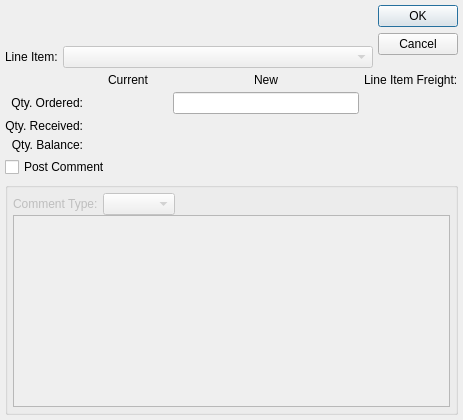
Old version of the form guiclient/changePoitemQty.ui in the repository knowhow/xtuple.
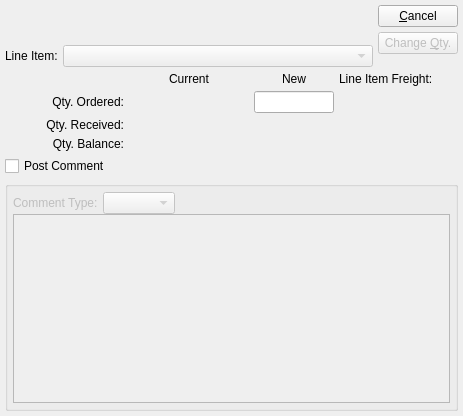
New version of the form. Custom widgets are drawn as their Qt base class.

The edit to the form file:
```diff
--- a/guiclient/changePoitemQty.ui
+++ b/guiclient/changePoitemQty.ui
@@ -14,7 +14,7 @@
     <x>0</x>
     <y>0</y>
     <width>463</width>
-    <height>420</height>
+    <height>416</height>
    </rect>
   </property>
   <property name="windowTitle">
@@ -62,14 +62,44 @@
       </layout>
      </item>
      <item>
-      <widget class="QDialogButtonBox" name="_buttonBox">
-       <property name="orientation">
-        <enum>Qt::Vertical</enum>
-       </property>
-       <property name="standardButtons">
-        <set>QDialogButtonBox::Cancel|QDialogButtonBox::Ok</set>
-       </property>
-      </widget>
+      <layout class="QVBoxLayout">
+       <item>
+        <widget class="QPushButton" name="_close">
+         <property name="text">
+          <string>&amp;Cancel</string>
+         </property>
+        </widget>
+       </item>
+       <item>
+        <widget class="QPushButton" name="_change">
+         <property name="enabled">
+          <bool>false</bool>
+         </property>
+         <property name="text">
+          <string>Change &amp;Qty.</string>
+         </property>
+         <property name="default">
+          <bool>true</bool>
+         </property>
+        </widget>
+       </item>
+       <item>
+        <spacer>
+         <property name="orientation">
+          <enum>Qt::Vertical</enum>
+         </property>
+         <property name="sizeType">
+          <enum>QSizePolicy::Preferred</enum>
+         </property>
+         <property name="sizeHint" stdset="0">
+          <size>
+           <width>20</width>
+           <height>16</height>
+          </size>
+         </property>
+        </spacer>
+       </item>
+      </layout>
      </item>
     </layout>
    </item>
@@ -97,6 +127,12 @@
      </item>
      <item row="1" column="2">
       <widget class="XLineEdit" name="_newQty">
+       <property name="maximumSize">
+        <size>
+         <width>80</width>
+         <height>32767</height>
+        </size>
+       </property>
        <property name="alignment">
         <set>Qt::AlignRight</set>
        </property>
@@ -204,7 +240,7 @@
        </property>
       </widget>
      </item>
-     <item row="1" column="3">
+     <item row="1" column="3" rowspan="2">
       <widget class="CurrCluster" name="_freight">
        <property name="baseVisible">
         <bool>false</bool>
@@ -281,7 +317,7 @@
          </layout>
         </item>
         <item>
-         <widget class="XTextEdit" name="_comment"/>
+         <widget class="QTextEdit" name="_comment"/>
         </item>
        </layout>
       </widget>
@@ -327,12 +363,6 @@
    <class>XLineEdit</class>
    <extends>QLineEdit</extends>
    <header>xlineedit.h</header>
-   <container>1</container>
-  </customwidget>
-  <customwidget>
-   <class>XTextEdit</class>
-   <extends>QTextEdit</extends>
-   <header>xtextedit.h</header>
   </customwidget>
  </customwidgets>
  <tabstops>
```
Left out of the diff: 37 changed lines with no effect on the pictures.
